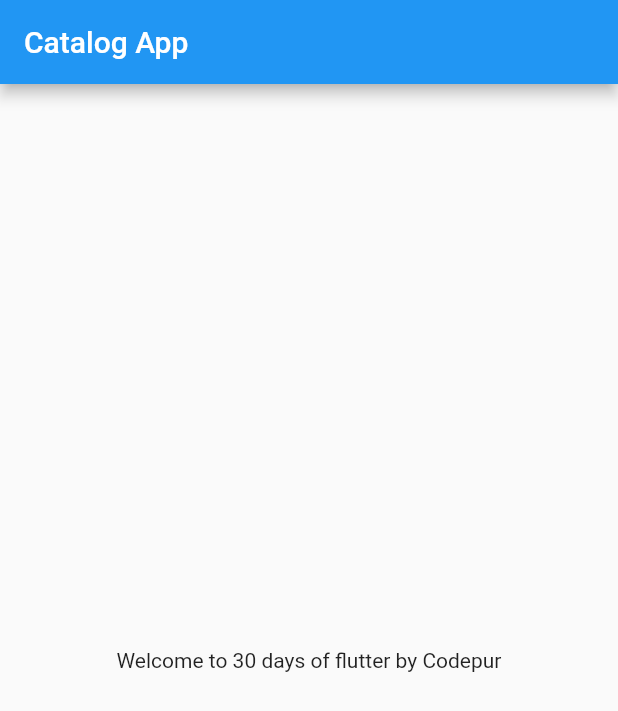
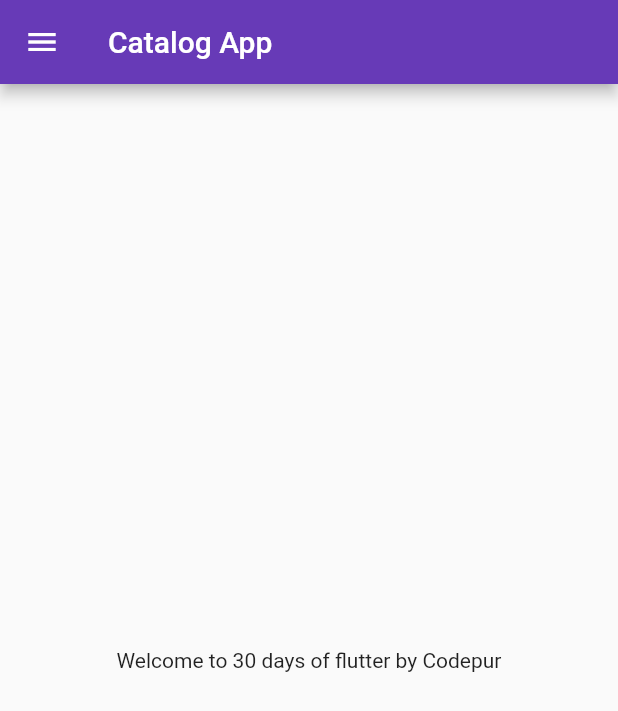
Before and after one commit to aashah15/30DaysOfFlutter, a Flutter app: the screen it shows after launch, on a phone screen of 412 x 824 dp. Shown: the top 711 px of the screen. Run offline on Flutter 3.47's test engine with Material 2 defaults, Android fonts, the phone set to English and light mode, and no system bars.

Commit message:
Day 3 completed

```diff
--- a/lib/main.dart
+++ b/lib/main.dart
@@ -1,5 +1,6 @@
 import 'package:flutter/material.dart';
-import 'package:flutter_catalog/home_page.dart';
+import 'package:flutter_catalog/pages/home_page.dart';
+import 'package:flutter_catalog/pages/login_page.dart';
 
 main() {
   runApp(MyApp());
@@ -10,7 +11,16 @@ class MyApp extends StatelessWidget {
   Widget build(BuildContext context) {
 
     return MaterialApp(
-      home: HomePage(),
+      themeMode: ThemeMode.light,
+      theme: ThemeData(primarySwatch: Colors.deepPurple),
+      darkTheme: ThemeData(
+        brightness: Brightness.dark,
+      ),
+      initialRoute: "/home",
+      routes: {"/": (context) => LoginPage(),
+              "/home": (context) => HomePage(),
+              "/login": (context) => LoginPage()
+      }
     );
   }
 }
--- a/lib/home_page.dart
+++ b/lib/pages/home_page.dart
@@ -14,6 +14,7 @@ class HomePage extends StatelessWidget {
             child: Text("Welcome to $days days of flutter by $name"),
           ),
         ),
+        drawer: Drawer(),
       );
   }
 }
```
Also changed, not shown: lib/pages/login_page.dart (added, +16 -0 lines).
